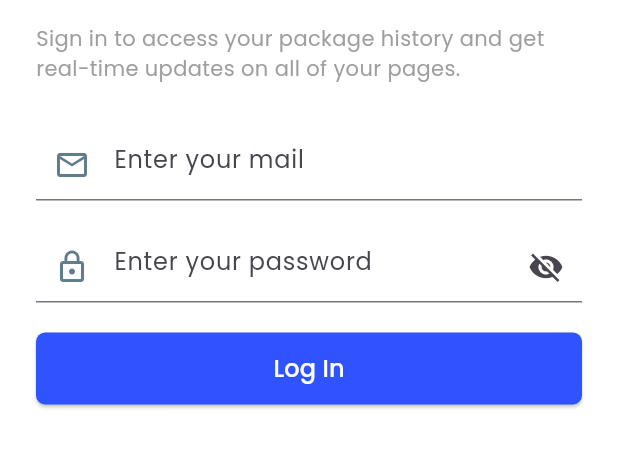
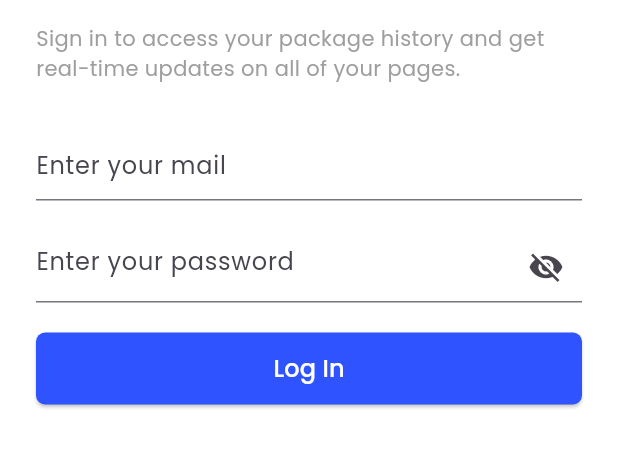
Before and after one commit to RonitBanerjee/pr_reviewer_mset, a Flutter app: the screen it shows after launch, on a phone screen of 412 x 824 dp, the part 458-926 px from its top. Run offline on Flutter 3.47's test engine with Material 3 defaults, Android fonts, the phone set to English and light mode, and no system bars; our stand-ins replace bloc, flutter_bloc, go_router, google_fonts, shared_preferences, shimmer.

Commit message:
icons removed

```diff
--- a/lib/screens/auth/login.dart
+++ b/lib/screens/auth/login.dart
@@ -81,10 +81,6 @@ class _LoginState extends State<Login> {
                   },
                   decoration: InputDecoration(
                     hintText: 'Enter your mail',
-                    prefixIcon: const Icon(
-                      Icons.mail_outline,
-                      color: Colors.blueGrey,
-                    ),
                     border: const UnderlineInputBorder(
                       borderSide: BorderSide(color: Colors.grey),
                     ),
@@ -104,10 +100,6 @@ class _LoginState extends State<Login> {
                   },
                   decoration: InputDecoration(
                     hintText: 'Enter your password',
-                    prefixIcon: const Icon(
-                      Icons.lock_outline,
-                      color: Colors.blueGrey,
-                    ),
                     suffixIcon: IconButton(
                       icon: Icon(
                         _obscurePassword
```
